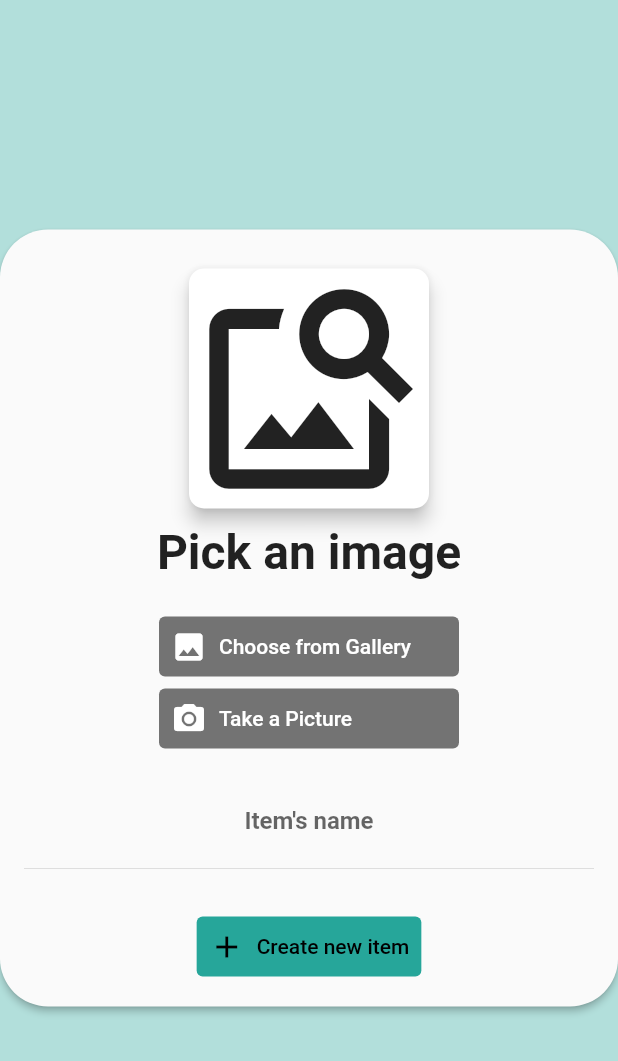
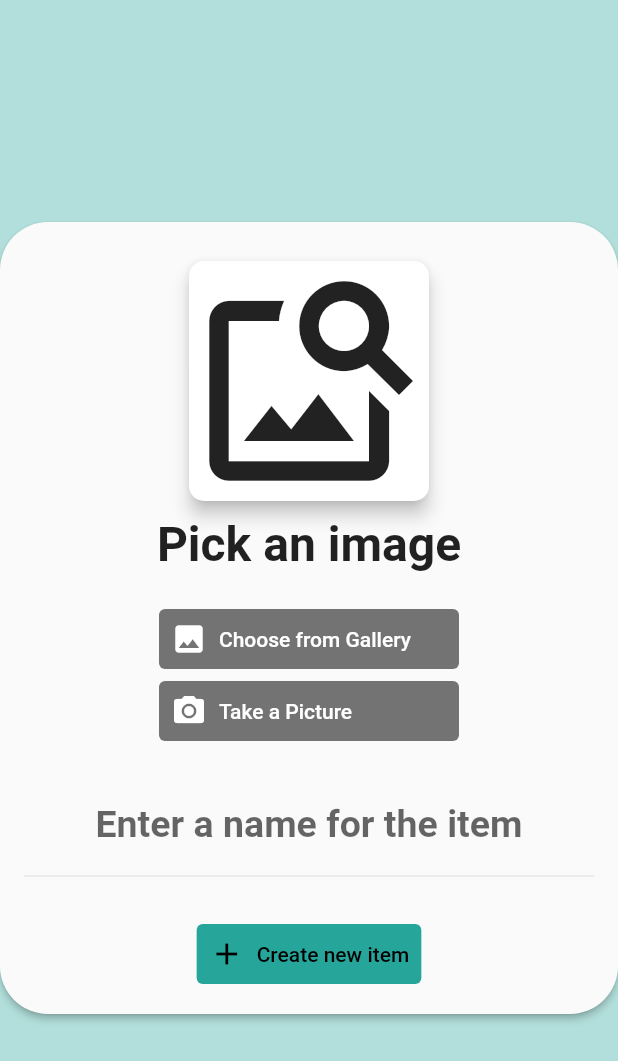
Before and after one commit to AryamanDubey28/seg_coursework_app, a Flutter app: the AddChoiceBoardItem widget shown alone on an empty page, opened directly with empty values, on a phone screen of 412 x 824 dp. Shown: the top 1061 px of the screen. Run offline on Flutter 3.47's test engine with Material 2 defaults, Android fonts, the phone set to English and light mode, and no system bars; our stand-ins replace cloud_firestore, firebase_auth, firebase_core, firebase_storage, focused_menu, image_picker and 1 more; missing offline and left inert: drag_and_drop_lists, fake_cloud_firestore, firebase_storage_mocks, flex_color_picker, mockito; accounts and stored records are empty; network calls fail.

Commit message:
Edit Hero dialog UI
- Increase the size of text labels in hero dialog
- Decrease the size of hero dialog from the sides
- Fix a bug related to logging out

```diff
--- a/lib/pages/admin/add_choice_board_item.dart
+++ b/lib/pages/admin/add_choice_board_item.dart
@@ -128,14 +128,15 @@ class _AddChoiceBoardItem extends State<AddChoiceBoardItem> {
                             setState(() => selectedImage = newImage);
                           }
                         }),
-                    const SizedBox(height: 20),
+                    const SizedBox(height: 25),
                     // field to enter the item name
                     TextField(
                       key: Key("itemNameField"),
                       controller: itemNameController,
                       textAlign: TextAlign.center,
+                      style: TextStyle(fontSize: 25.0),
                       decoration: InputDecoration(
-                          hintText: "Item's name",
+                          hintText: "Enter a name for the item",
                           border: InputBorder.none,
                           hintStyle: TextStyle(fontWeight: FontWeight.bold)),
                       cursorColor: Colors.white,
--- a/lib/pages/admin/admin_side_menu.dart
+++ b/lib/pages/admin/admin_side_menu.dart
@@ -6,6 +6,7 @@ import 'package:seg_coursework_app/helpers/mock_firebase_authentication.dart';
 import 'package:provider/provider.dart';
 import 'package:seg_coursework_app/pages/admin/admin_choice_boards.dart';
 import 'package:firebase_auth/firebase_auth.dart';
+import 'package:seg_coursework_app/pages/authenticate/wrapper.dart';
 import 'package:seg_coursework_app/pages/theme_page/theme_page.dart';
 import '../../themes/themes.dart';
 import '../visual_timetable/visual_timetable.dart';
@@ -120,6 +121,11 @@ class AdminSideMenu extends StatelessWidget {
             title: const Text('Log out'),
             onTap: () {
               FirebaseAuth.instance.signOut();
+              Navigator.pushReplacement(
+                  context,
+                  MaterialPageRoute(
+                    builder: (context) => Wrapper(),
+                  ));
             },
           ),
         ],
--- a/lib/pages/admin/edit_choice_board_item.dart
+++ b/lib/pages/admin/edit_choice_board_item.dart
@@ -128,12 +128,13 @@ class _EditChoiceBoardItem extends State<EditChoiceBoardItem> {
                             setState(() => selectedImage = newImage);
                           }
                         }),
-                    const SizedBox(height: 20),
+                    const SizedBox(height: 25),
                     // field to enter the item name
                     TextField(
                       key: Key("itemNameField"),
                       controller: itemNameController,
                       textAlign: TextAlign.center,
+                      style: TextStyle(fontSize: 25.0),
                       decoration: InputDecoration(
                           hintText: widget.itemName,
                           border: InputBorder.none,
```
Also changed, not shown: lib/widgets/hero_dialog_route.dart (+12 -1 lines).
